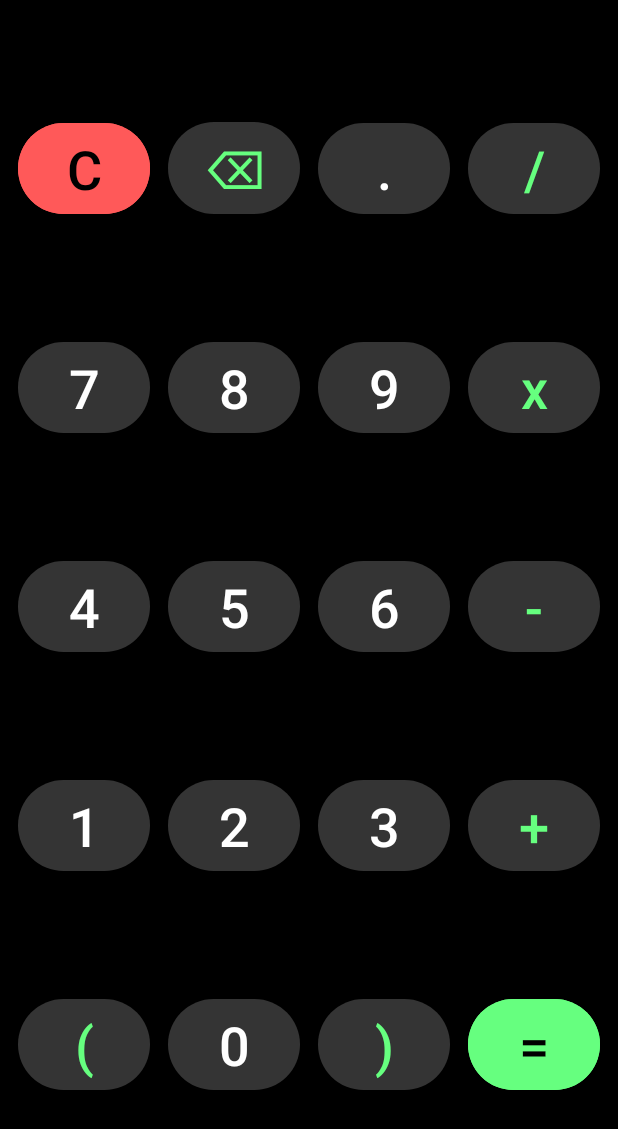
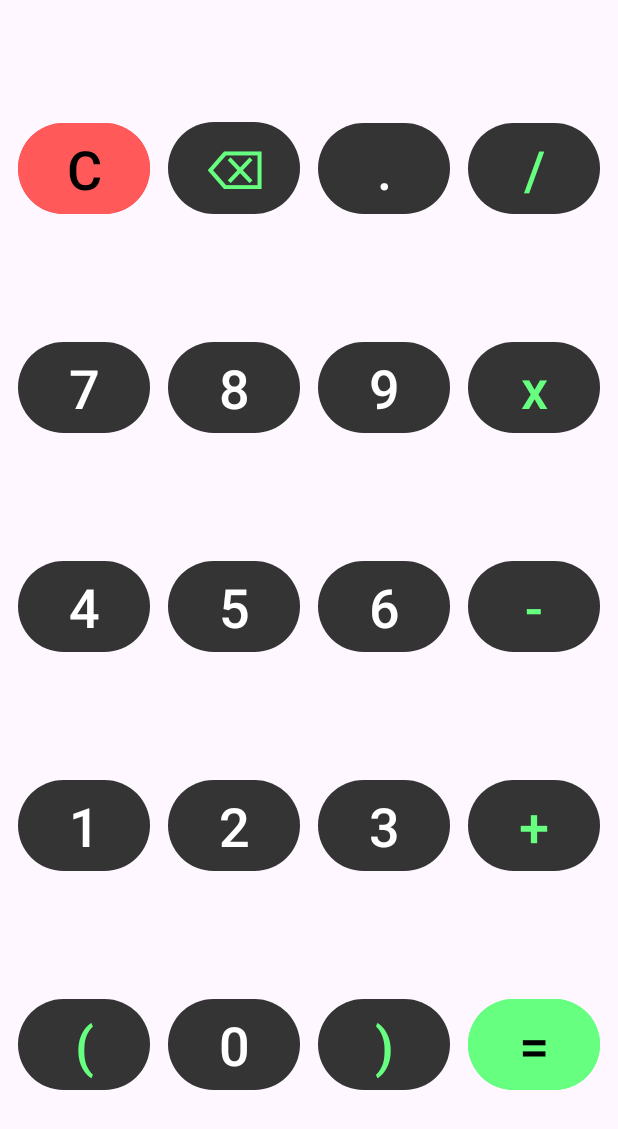
Before and after one commit to xeno3zz/KotlinCalculator, an Android app: the layout custom_keyboard_layout.xml on its own in the app's theme, with its tools: preview values and no code run, on a phone screen of 412 x 824 dp. Shown: the top 1129 px of the screen. Run offline under Robolectric (Android 15) with nearby library versions, the phone set to English and light mode, and no system bars.

```diff
--- a/app/src/main/java/com/example/myapplication/ui/views/KeyboardView.kt
+++ b/app/src/main/java/com/example/myapplication/ui/views/KeyboardView.kt
@@ -11,9 +11,9 @@ class KeyboardView @JvmOverloads constructor(
     attrs: AttributeSet? = null,
     defStyleAttr: Int = 0,
 ) : ConstraintLayout(context, attrs, defStyleAttr) {
-    private val button1 by lazy { findViewById<View>(R.id.button_13) }
-    private val button2 by lazy { findViewById<View>(R.id.button_14) }
-    private val button3 by lazy { findViewById<View>(R.id.button_15) }
+    private val button1 by lazy {findViewById<View>(R.id.button_13)}
+    private val button2 by lazy {findViewById<View>(R.id.button_14)}
+    private val button3 by lazy {findViewById<View>(R.id.button_15)}
     private val button4 by lazy {findViewById<View>(R.id.button9)}
     private val button5 by lazy {findViewById<View>(R.id.button10)}
     private val button6 by lazy {findViewById<View>(R.id.button11)}
--- a/app/src/main/res/layout/activity_main.xml
+++ b/app/src/main/res/layout/activity_main.xml
@@ -16,7 +16,7 @@
         android:layout_marginBottom="30dp"
         android:textColor="@color/white"
         android:textAlignment="textEnd"
-        android:textSize="45dp"
+        android:textSize="45sp"
         android:layout_marginTop="40dp"
         app:layout_constraintVertical_bias="0"
         app:layout_constraintTop_toTopOf="parent"
@@ -43,7 +43,7 @@
         android:maxLines="1"
         android:textAlignment="textEnd"
         android:textColor="@color/grey"
-        android:textSize="60dp"
+        android:textSize="60sp"
         android:autoSizeStepGranularity="@dimen/cardview_default_elevation"
         app:layout_constraintBottom_toTopOf="@id/keyboard_view"
         app:layout_constraintEnd_toEndOf="parent"
--- a/app/src/main/res/layout/custom_keyboard_layout.xml
+++ b/app/src/main/res/layout/custom_keyboard_layout.xml
@@ -5,7 +5,7 @@
     xmlns:tools="http://schemas.android.com/tools"
     xmlns:app="http://schemas.android.com/apk/res-auto"
     tools:context="com.example.myapplication.ui.views.KeyboardView"
-    android:background="@color/black">
+    >
 
     <androidx.constraintlayout.helper.widget.Flow
         android:id="@+id/Flow"
@@ -31,7 +31,6 @@
         android:text="@string/clear"
         android:backgroundTint="@color/red"
         android:textColor="@color/black"
-        android:onClick="allClearAction"
         app:layout_constraintStart_toStartOf="@id/Flow"
         app:layout_constraintTop_toTopOf="@id/Flow" />
 
@@ -40,7 +39,6 @@
         style="@style/buttonOperator"
         android:id="@+id/button2"
         android:textColor="@color/green"
-        android:onClick="backSpaceAction"
         app:layout_constraintStart_toStartOf="@id/Flow"
         app:layout_constraintTop_toTopOf="@id/Flow" />
 
@@ -169,7 +167,6 @@
         android:text="@string/equals"
         android:backgroundTint="@color/green"
         android:textColor="@color/black"
-        android:onClick="equalsAction"
         app:layout_constraintStart_toStartOf="@id/Flow"
         app:layout_constraintTop_toTopOf="@id/Flow" />
 
--- a/app/src/main/res/values/styles.xml
+++ b/app/src/main/res/values/styles.xml
@@ -6,7 +6,7 @@
         <item name="android:layout_height">wrap_content</item>
         <item name="android:background">@null</item>
         <item name="backgroundColor">@color/grey2</item>
-        <item name="android:textSize">36dp</item>
+        <item name="android:textSize">36sp</item>
         <item name="layout_constraintTop_toTopOf">@id/Flow</item>
         <item name="layout_constraintStart_toStartOf">@id/Flow</item>
         <item name="layout_constraintEnd_toEndOf">@id/Flow</item>
@@ -21,7 +21,7 @@
         <item name="android:layout_height">wrap_content</item>
         <item name="android:background">@null</item>
         <item name="backgroundColor">@null</item>
-        <item name="android:textSize">36dp</item>
+        <item name="android:textSize">36sp</item>
         android:textSize="40sp"
         <item name="layout_constraintTop_toTopOf">@id/Flow</item>
         <item name="layout_constraintStart_toStartOf">@id/Flow</item>
@@ -35,7 +35,7 @@
         <item name="android:layout_height">wrap_content</item>
         <item name="android:background">@null</item>
         <item name="backgroundColor">@null</item>
-        <item name="android:textSize">36dp</item>
+        <item name="android:textSize">36sp</item>
         android:textSize="40sp"
         <item name="layout_constraintTop_toTopOf">@id/Flow</item>
         <item name="layout_constraintStart_toStartOf">@id/Flow</item>
```
Also changed, not shown: app/src/main/java/com/example/myapplication/MainActivity.kt (+10 -3 lines).
